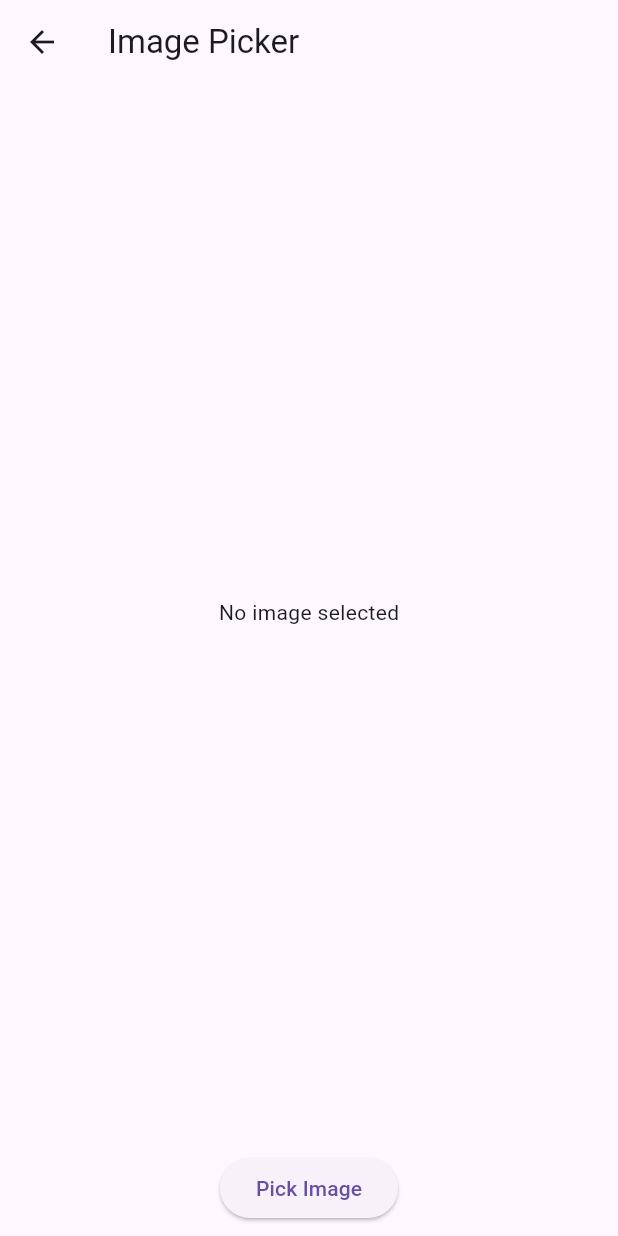
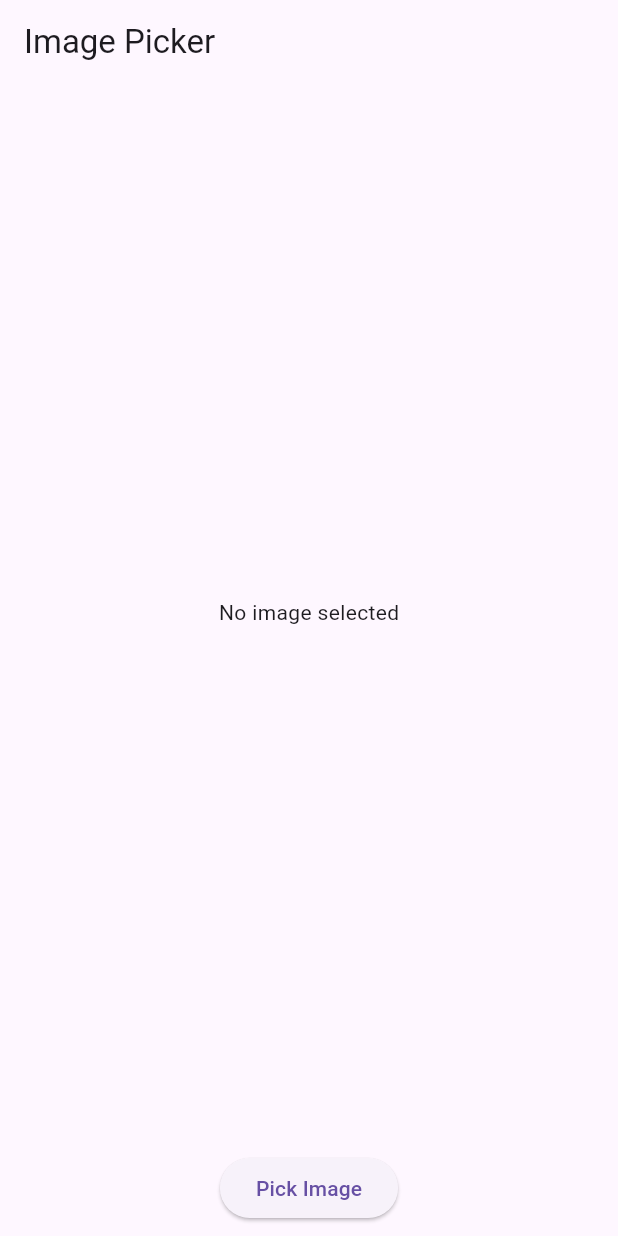
Before and after one commit to SIRAHIN/bloc_cubit_pratice, a Flutter app: the ImagePickerCubitScreen screen opened directly, after a tap on "Pick Image", on a phone screen of 412 x 824 dp. Run offline on Flutter 3.47's test engine with Material 3 defaults, Android fonts, the phone set to English and light mode, and no system bars; our stand-ins replace bloc, flutter_bloc, image_picker.

```diff
--- a/lib/data/cubit/image_picker_cubit/cubit/image_picker_cubit.dart
+++ b/lib/data/cubit/image_picker_cubit/cubit/image_picker_cubit.dart
@@ -16,7 +16,11 @@ class ImagePickerCubit extends Cubit<ImagePickerState> {
           await _imagePicker.pickImage(source: ImageSource.gallery);
       if (image != null) {
         _imageList.add(image); // Add the selected image to the list
-        emit(ImagePickerLoadedState(_imageList)); // Emit a new state with the updated list // emit(ImagePickerLoadedState(List.from(_imageList))
+        //emit(ImagePickerLoadedState(_imageList));
+        //emit(ImagePickerLoadedState(List.from(_imageList)));
+        emit(ImagePickerLoadedState([..._imageList]));
+      } else if (_imageList.isNotEmpty) {
+        emit(ImagePickerLoadedState([..._imageList]));
       } else {
         emit(ImagePickerErrorState('No image selected'));
       }
--- a/lib/main.dart
+++ b/lib/main.dart
@@ -90,7 +90,7 @@ class MyApp extends StatelessWidget {
         ],
         child: MaterialApp(
           title: 'Material App',
-          home: TodoListScreen(),
+          home: ImagePickerCubitScreen(),
         ),
       ),
     );
```
